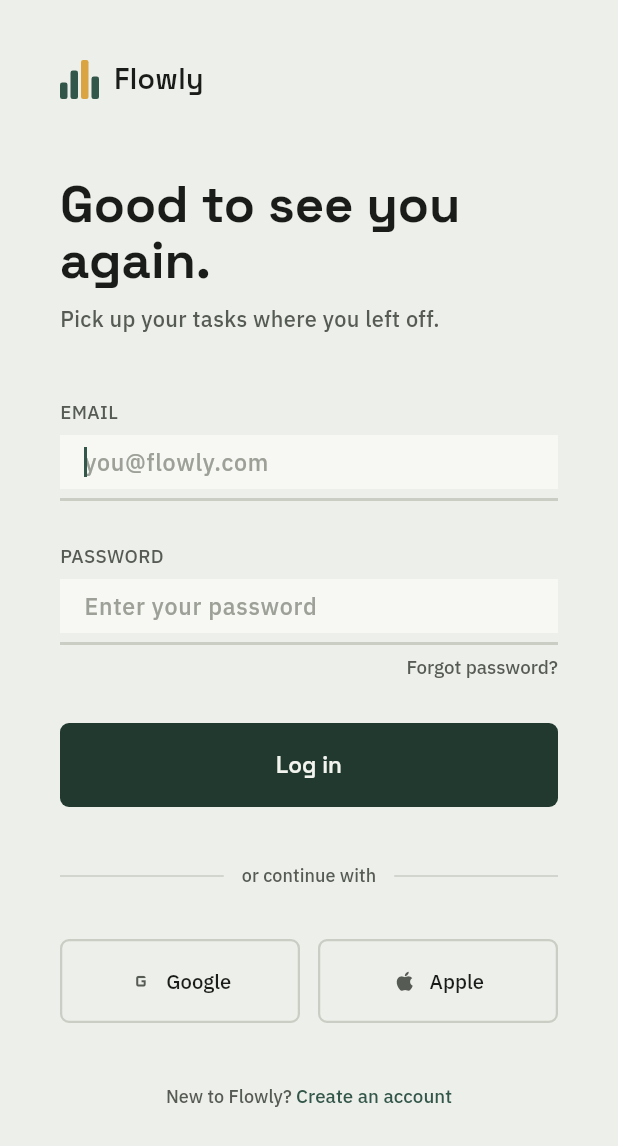
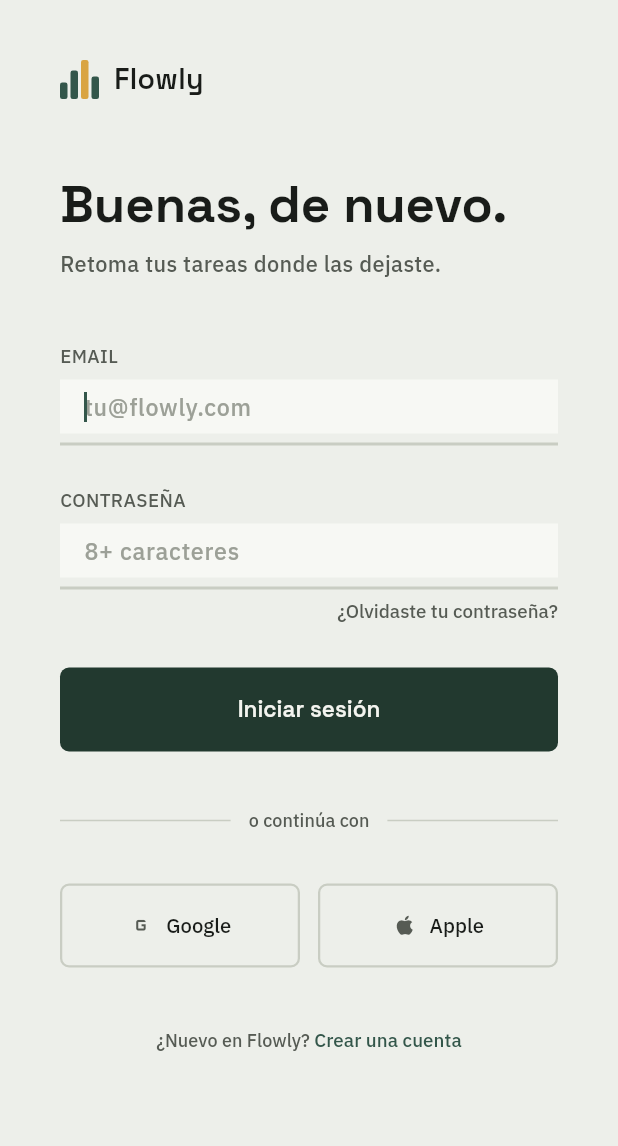
Before and after one commit to Damapa03/ProductivityApp, a Flutter app: the screen it shows after launch, on a phone screen of 412 x 824 dp. Shown: the top 1146 px of the screen. Run offline on Flutter 3.47's test engine with Material 3 defaults, Android fonts, the phone set to English and light mode, and no system bars; our stand-ins replace shared_preferences; project files that could hold a hidden picture were left out.

Commit message:
refactor: textos de login y registro migrados a l10n (es por defecto)

```diff
--- a/lib/features/login/login_screen.dart
+++ b/lib/features/login/login_screen.dart
@@ -1,6 +1,7 @@
 import 'package:flutter/material.dart';
 
 import '../../app/theme/text_styles.dart';
+import '../../l10n/app_localizations.dart';
 import '../../widgets/brand_mark.dart';
 import '../../widgets/social_button.dart';
 import '../../widgets/underline_field.dart';
@@ -28,8 +29,9 @@ class _LoginScreenState extends State<LoginScreen> {
 
   Future<void> _logIn() async {
     if (!(_formKey.currentState?.validate() ?? false)) return;
+    final l10n = AppLocalizations.of(context);
     ScaffoldMessenger.of(context).showSnackBar(
-      const SnackBar(content: Text('Welcome back. (demo, sin API)')),
+      SnackBar(content: Text(l10n.loginWelcomeBack)),
     );
   }
 
@@ -41,6 +43,7 @@ class _LoginScreenState extends State<LoginScreen> {
 
   @override
   Widget build(BuildContext context) {
+    final l10n = AppLocalizations.of(context);
     return Scaffold(
       body: SafeArea(
         child: SingleChildScrollView(
@@ -54,33 +57,33 @@ class _LoginScreenState extends State<LoginScreen> {
                 children: [
                   const BrandMark(),
                   const SizedBox(height: 52),
-                  const Text(
-                    'Good to see you again.',
+                  Text(
+                    l10n.loginHeadline,
                     style: AppTextStyles.headline,
                   ),
                   const SizedBox(height: 10),
-                  const Text(
-                    'Pick up your tasks where you left off.',
+                  Text(
+                    l10n.loginSubline,
                     style: AppTextStyles.subline,
                   ),
                   const SizedBox(height: 42),
                   UnderlineField(
-                    label: 'EMAIL',
-                    placeholder: 'you@flowly.com',
+                    label: l10n.fieldEmailLabel,
+                    placeholder: l10n.fieldEmailPlaceholder,
                     initiallyFocused: true,
                     controller: _emailController,
                     validator: (v) => (v == null || !v.contains('@'))
-                        ? 'Enter a valid email address.'
+                        ? l10n.fieldEmailInvalid
                         : null,
                   ),
                   const SizedBox(height: 28),
                   UnderlineField(
-                    label: 'PASSWORD',
-                    placeholder: 'Enter your password',
+                    label: l10n.fieldPasswordLabel,
+                    placeholder: l10n.fieldPasswordPlaceholder,
                     obscureText: true,
                     controller: _passwordController,
                     validator: (v) => (v == null || v.isEmpty)
-                        ? 'Password is required.'
+                        ? l10n.fieldPasswordRequired
                         : null,
                   ),
                   const SizedBox(height: 6),
@@ -88,8 +91,8 @@ class _LoginScreenState extends State<LoginScreen> {
                     alignment: Alignment.centerRight,
                     child: TextButton(
                       onPressed: () {},
-                      child: const Text(
-                        'Forgot password?',
+                      child: Text(
+                        l10n.loginForgotPassword,
                         style: AppTextStyles.fieldLabel,
                       ),
                     ),
@@ -100,7 +103,7 @@ class _LoginScreenState extends State<LoginScreen> {
                     style: ElevatedButton.styleFrom(
                       minimumSize: const Size.fromHeight(56),
                     ),
-                    child: const Text('Log in'),
+                    child: Text(l10n.loginSubmit),
                   ),
                   const SizedBox(height: 36),
                   Row(
@@ -109,7 +112,7 @@ class _LoginScreenState extends State<LoginScreen> {
                       Padding(
                         padding: const EdgeInsets.symmetric(horizontal: 12),
                         child: Text(
-                          'or continue with',
+                          l10n.loginOrContinueWith,
                           style: AppTextStyles.eyebrow,
                         ),
                       ),
@@ -117,11 +120,11 @@ class _LoginScreenState extends State<LoginScreen> {
                     ],
                   ),
                   const SizedBox(height: 32),
-                  const Row(
+                  Row(
                     children: [
-                      SocialButton(icon: Icons.g_mobiledata, label: 'Google'),
-                      SizedBox(width: 12),
-                      SocialButton(icon: Icons.apple, label: 'Apple'),
+                      SocialButton(icon: Icons.g_mobiledata, label: l10n.socialGoogle),
+                      const SizedBox(width: 12),
+                      SocialButton(icon: Icons.apple, label: l10n.socialApple),
                     ],
                   ),
                   const SizedBox(height: 40),
@@ -130,11 +133,11 @@ class _LoginScreenState extends State<LoginScreen> {
                       onPressed: _openRegister,
                       child: Text.rich(
                         TextSpan(
-                          text: 'New to Flowly? ',
+                          text: l10n.loginNewToFlowly,
                           style: AppTextStyles.eyebrow,
                           children: [
                             TextSpan(
-                              text: 'Create an account',
+                              text: l10n.loginCreateAccount,
                               style: AppTextStyles.link,
                             ),
                           ],
```
Also changed, not shown: lib/features/register/register_screen.dart (+27 -23 lines).
